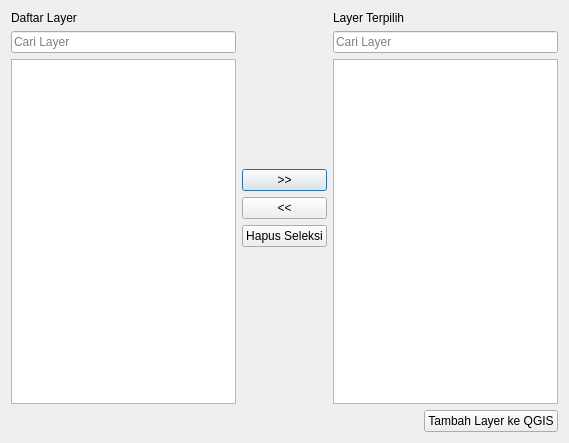
First picture: the form in ui/addlayer.ui, repository nyanyaon/GeoKKP-GIS, before the edit.
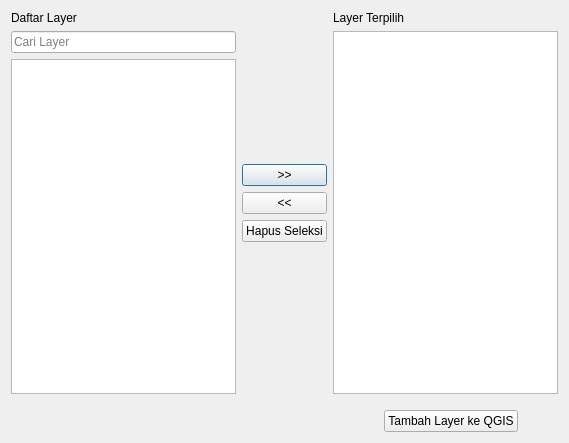
Second picture: the form after the edit. Custom widgets are drawn as their Qt base class.

What changed in the file:
```diff
--- a/ui/addlayer.ui
+++ b/ui/addlayer.ui
@@ -164,19 +164,6 @@
          </property>
         </widget>
        </item>
-       <item>
-        <widget class="QgsFilterLineEdit" name="cariLayerTerpilih">
-         <property name="placeholderText">
-          <string>Cari Layer</string>
-         </property>
-         <property name="showSearchIcon">
-          <bool>true</bool>
-         </property>
-         <property name="qgisRelation" stdset="0">
-          <string notr="true"/>
-         </property>
-        </widget>
-       </item>
        <item>
         <widget class="QTreeWidget" name="layerTerpilih">
          <property name="lineWidth">
@@ -203,6 +190,9 @@
          <property name="headerHidden">
           <bool>true</bool>
          </property>
+         <property name="columnCount">
+          <number>1</number>
+         </property>
          <column>
           <property name="text">
            <string notr="true">1</string>
@@ -214,7 +204,7 @@
      </item>
     </layout>
    </item>
-   <item row="1" column="0">
+   <item row="2" column="0">
     <layout class="QHBoxLayout" name="horizontalLayout">
      <item>
       <spacer name="horizontalSpacer">
@@ -236,8 +226,40 @@
        </property>
       </widget>
      </item>
+     <item>
+      <spacer name="horizontalSpacer_2">
+       <property name="orientation">
+        <enum>Qt::Horizontal</enum>
+       </property>
+       <property name="sizeType">
+        <enum>QSizePolicy::Maximum</enum>
+       </property>
+       <property name="sizeHint" stdset="0">
+        <size>
+         <width>40</width>
+         <height>20</height>
+        </size>
+       </property>
+      </spacer>
+     </item>
     </layout>
    </item>
+   <item row="1" column="0">
+    <spacer name="verticalSpacer_3">
+     <property name="orientation">
+      <enum>Qt::Vertical</enum>
+     </property>
+     <property name="sizeType">
+      <enum>QSizePolicy::Maximum</enum>
+     </property>
+     <property name="sizeHint" stdset="0">
+      <size>
+       <width>20</width>
+       <height>10</height>
+      </size>
+     </property>
+    </spacer>
+   </item>
   </layout>
  </widget>
  <customwidgets>
```
Left out of the diff: 5 changed lines with no effect on the pictures.
